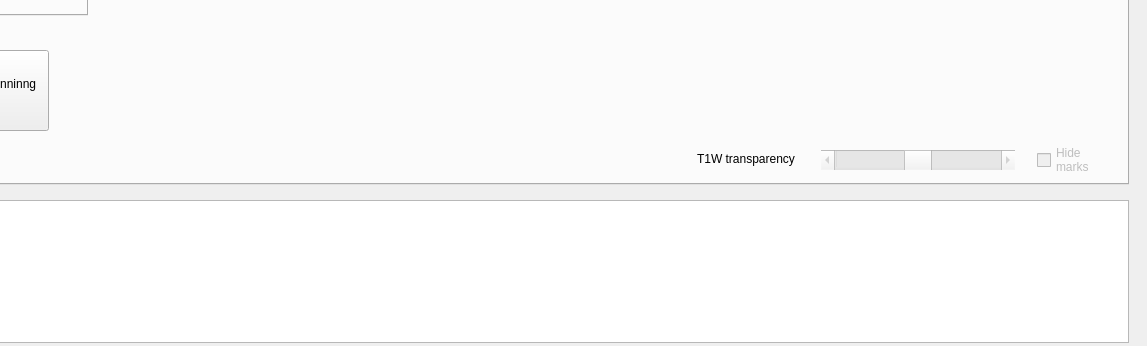
Qt form BabelBrain/form.ui (ProteusMRIgHIFU/BabelBrain) before a commit; both pictures show x 162 to 1309 and y 390 to 736 of the 1309 by 736 pixel window.
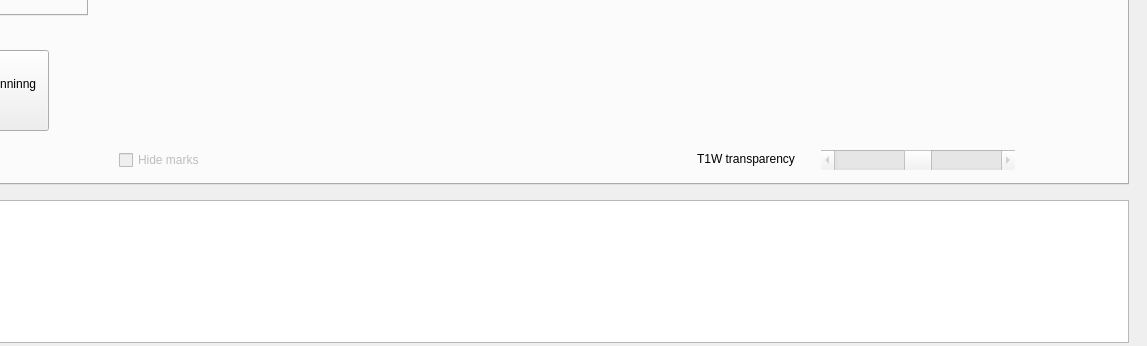
The same form after that commit.

```diff
--- a/BabelBrain/form.ui
+++ b/BabelBrain/form.ui
@@ -303,15 +303,14 @@
      </property>
      <property name="geometry">
       <rect>
-       <x>1190</x>
+       <x>272</x>
        <y>448</y>
-       <width>69</width>
+       <width>100</width>
        <height>28</height>
       </rect>
      </property>
      <property name="text">
-      <string>Hide
-marks</string>
+      <string>Hide marks</string>
      </property>
     </widget>
    </widget>
```
